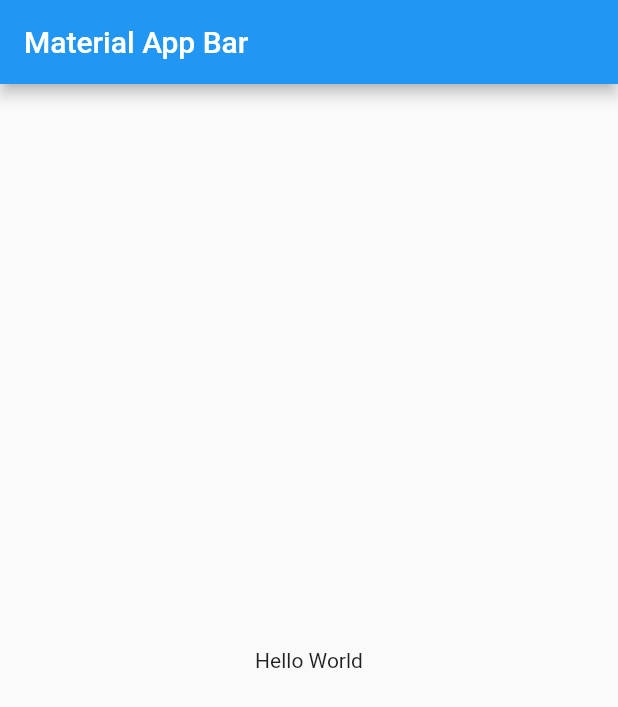
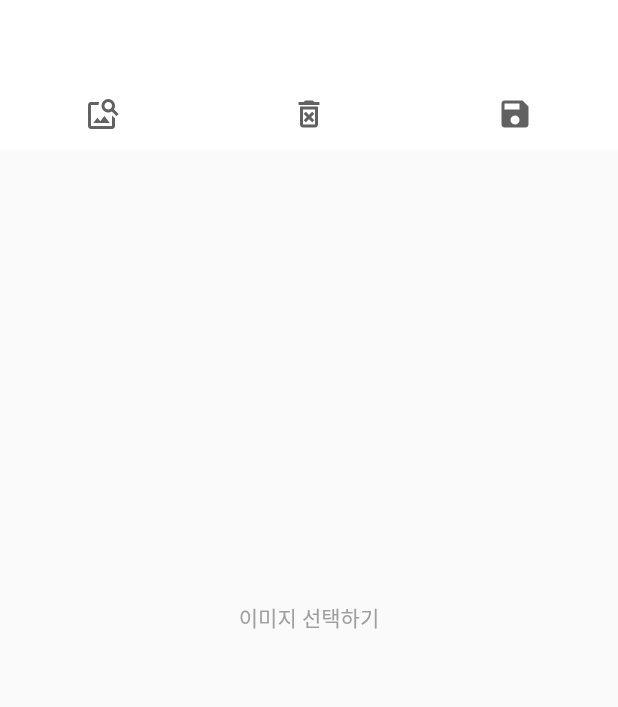
Before and after one commit to poseidonKey/must_have_chap14_image_editor, a Flutter app: the screen it shows after launch, on a phone screen of 412 x 824 dp. Shown: the top 707 px of the screen. Run offline on Flutter 3.47's test engine with Material 2 defaults, Android fonts, the phone set to English and light mode, and no system bars; our stand-ins replace image_gallery_saver, image_picker.

Commit message:
my completed

```diff
--- /dev/null
+++ b/lib/component/main_app_bart.dart
@@ -0,0 +1,54 @@
+import 'package:flutter/material.dart';
+
+class MainAppbar extends StatelessWidget {
+  final VoidCallback onPickImage; // 이미지 선택 버튼 눌렀을 때 실행할 함수
+  final VoidCallback onSaveImage; // 이미지 저장 버튼 눌렀을 때 실행할 함수
+  final VoidCallback onDeleteImage; // 이미지 삭제 버튼 눌렀을 때 실행할 함수
+
+  const MainAppbar(
+      {Key? key,
+      required this.onPickImage,
+      required this.onSaveImage,
+      required this.onDeleteImage})
+      : super(key: key);
+
+  @override
+  Widget build(BuildContext context) {
+    return Container(
+      height: 100,
+      decoration: BoxDecoration(
+        color: Colors.white.withOpacity(0.9),
+      ),
+      child: Row(
+        mainAxisAlignment: MainAxisAlignment.spaceAround,
+        crossAxisAlignment: CrossAxisAlignment.end,
+        children: [
+          IconButton(
+            // ➊ 이미지 선택 버튼
+            onPressed: onPickImage,
+            icon: Icon(
+              Icons.image_search_outlined,
+              color: Colors.grey[700],
+            ),
+          ),
+          IconButton(
+            // ➋ 스티커 삭제 버튼
+            onPressed: onDeleteImage,
+            icon: Icon(
+              Icons.delete_forever_outlined,
+              color: Colors.grey[700],
+            ),
+          ),
+          IconButton(
+            // ➌ 이미지 저장 버튼
+            onPressed: onSaveImage,
+            icon: Icon(
+              Icons.save,
+              color: Colors.grey[700],
+            ),
+          ),
+        ],
+      ),
+    );
+  }
+}
--- /dev/null
+++ b/lib/model/sticker_model.dart
@@ -0,0 +1,13 @@
+class StickerModel {
+  final String id;
+  final String imgPath;
+
+  StickerModel({required this.id, required this.imgPath});
+  @override
+  bool operator ==(Object other) {
+    return (other as StickerModel).id == id;
+  }
+
+  @override
+  int get hashCode => id.hashCode;
+}
--- a/lib/screen/home_screen.dart
+++ b/lib/screen/home_screen.dart
@@ -1,17 +1,140 @@
+import 'dart:io';
+import 'dart:ui' as ui;
+import 'dart:typed_data';
 import 'package:flutter/material.dart';
+import 'package:flutter/rendering.dart';
+import 'package:image_gallery_saver/image_gallery_saver.dart';
+import 'package:image_picker/image_picker.dart';
+import 'package:must_have_chap14_image_editor/component/emoticon_sticker.dart';
+import 'package:must_have_chap14_image_editor/component/footer.dart';
+import 'package:must_have_chap14_image_editor/component/main_app_bart.dart';
+import 'package:uuid/uuid.dart';
 
-class HomeScreen extends StatelessWidget {
+import '../model/sticker_model.dart';
+
+class HomeScreen extends StatefulWidget {
   const HomeScreen({super.key});
 
   @override
+  State<HomeScreen> createState() => _HomeScreenState();
+}
+
+class _HomeScreenState extends State<HomeScreen> {
+  XFile? image; // 선택한 이미지를 저장할 변수
+  Set<StickerModel> stickers = {}; // 화면에 추가된 스티커를 저장할 변수
+  String? selectedId; // 현재 선택된 스티커의 ID
+  GlobalKey imgKey = GlobalKey();
+  @override
   Widget build(BuildContext context) {
     return Scaffold(
-      appBar: AppBar(
-        title: const Text('Material App Bar'),
-      ),
-      body: const Center(
-        child: Text('Hello World'),
+      body: Stack(
+        fit: StackFit.expand,
+        children: [
+          renderBody(),
+          Positioned(
+            top: 0,
+            left: 0,
+            right: 0,
+            child: MainAppbar(
+              onPickImage: onPickImage,
+              onSaveImage: onSaveImage,
+              onDeleteImage: onDeleteImage,
+            ),
+          ),
+          if (image != null)
+            Positioned(
+              left: 0,
+              bottom: 0,
+              right: 0,
+              child: Footer(onEmoticonTap: onEmoticonTap),
+            ),
+        ],
       ),
     );
   }
+
+  void onEmoticonTap(int index) async {
+    setState(() {
+      stickers = {
+        ...stickers,
+        StickerModel(
+            id: const Uuid().v4(), imgPath: "asset/img/emoticon_$index.png")
+      };
+    });
+  }
+
+  Widget renderBody() {
+    if (image != null) {
+      return RepaintBoundary(
+        key: imgKey,
+        child: Positioned.fill(
+          child: InteractiveViewer(
+            child: Stack(
+              fit: StackFit.expand,
+              children: [
+                Image.file(
+                  File(image!.path),
+                  fit: BoxFit.cover,
+                ),
+                ...stickers.map(
+                  (sticker) => Center(
+                    child: EmoticonSticker(
+                      key: ObjectKey(sticker.id),
+                      onTransform: () {
+                        onTransform(sticker.id);
+                      },
+                      imgPath: sticker.imgPath,
+                      isSelected: selectedId == sticker.id,
+                    ),
+                  ),
+                ),
+              ],
+            ),
+          ),
+        ),
+      );
+    } else {
+      // ➋ 이미지 선택이 안 된 경우 이미지 선택 버튼 표시
+      return Center(
+        child: TextButton(
+          style: TextButton.styleFrom(
+            foregroundColor: Colors.grey,
+          ),
+          onPressed: onPickImage,
+          child: const Text('이미지 선택하기'),
+        ),
+      );
+    }
+  }
+
+  void onPickImage() async {
+    final image = await ImagePicker().pickImage(source: ImageSource.gallery);
+    setState(() {
+      this.image = image;
+    });
+  }
+
+  void onSaveImage() async {
+    RenderRepaintBoundary boundary =
+        imgKey.currentContext!.findRenderObject() as RenderRepaintBoundary;
+    ui.Image image = await boundary.toImage();
+    ByteData? byteData = await image.toByteData(format: ui.ImageByteFormat.png);
+    Uint8List pngBytes = byteData!.buffer.asUint8List();
+    await ImageGallerySaver.saveImage(pngBytes, quality: 100);
+    ScaffoldMessenger.of(context).showSnackBar(
+      const SnackBar(content: Text("save Complted")),
+    );
+  }
+
+  void onDeleteImage() async {
+    setState(() {
+      stickers = stickers.where((sticker) => sticker.id != selectedId).toSet();
+    });
+  }
+
+  void onTransform(String id) {
+    setState(() {
+      selectedId = id;
+    });
+  }
 }
```
Also changed, not shown: lib/component/emoticon_sticker.dart (added, +55 -0 lines), lib/component/footer.dart (added, +33 -0 lines).
